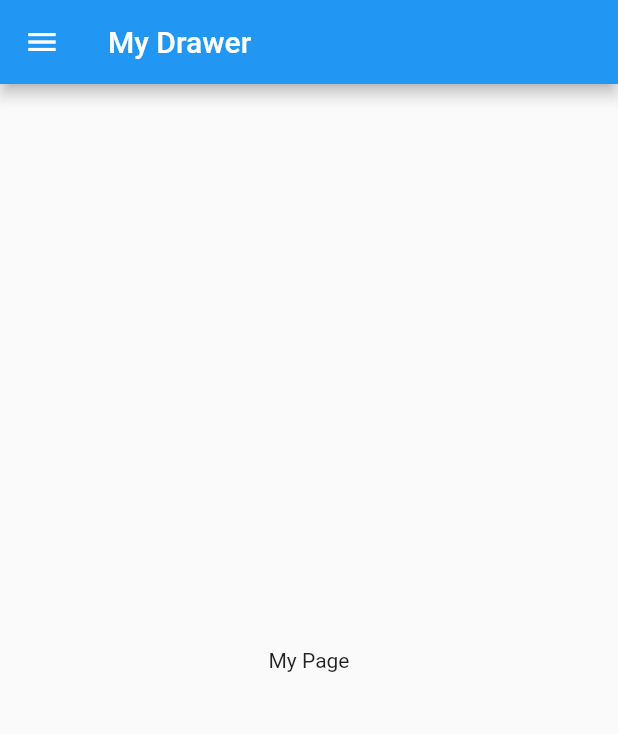
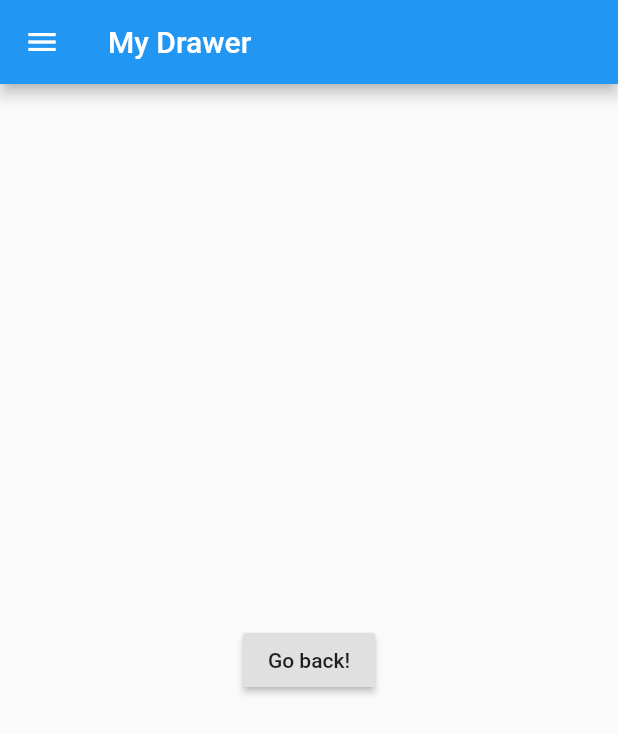
Before and after one commit to Thisuru/Flutter-Tutorial-Workplace, a Flutter app: the screen it shows after launch, after a tap on the "menu" icon, on a phone screen of 412 x 824 dp. Shown: the top 734 px of the screen. Run offline on Flutter 3.47's test engine with Material 2 defaults, Android fonts, the phone set to English and light mode, and no system bars.

Commit message:
Page back navigation created

```diff
--- a/shopping_app/lib/main.dart
+++ b/shopping_app/lib/main.dart
@@ -101,7 +101,6 @@ class _MyHomePageState extends State<MyHomePage>{
                             child: IconButton(
                                 icon: Icon(Icons.menu),
                                 onPressed: (){
-                                  SecondRoute();
                                   Navigator.push(
                                     context,
                                     MaterialPageRoute(builder: (context) => SecondRoute()),
--- a/shopping_app/lib/other_pages/second_route.dart
+++ b/shopping_app/lib/other_pages/second_route.dart
@@ -10,7 +10,12 @@ class SecondRoute extends StatelessWidget {
         title: Text(caption),
       ),
       body: Center(
-        child: Text('My Page'),
+        child: RaisedButton(
+          onPressed: () {
+            Navigator.pop(context);
+          },
+          child: Text('Go back!'),
+        ),
       ),
       drawer: Drawer(
         child: ListView(
```
